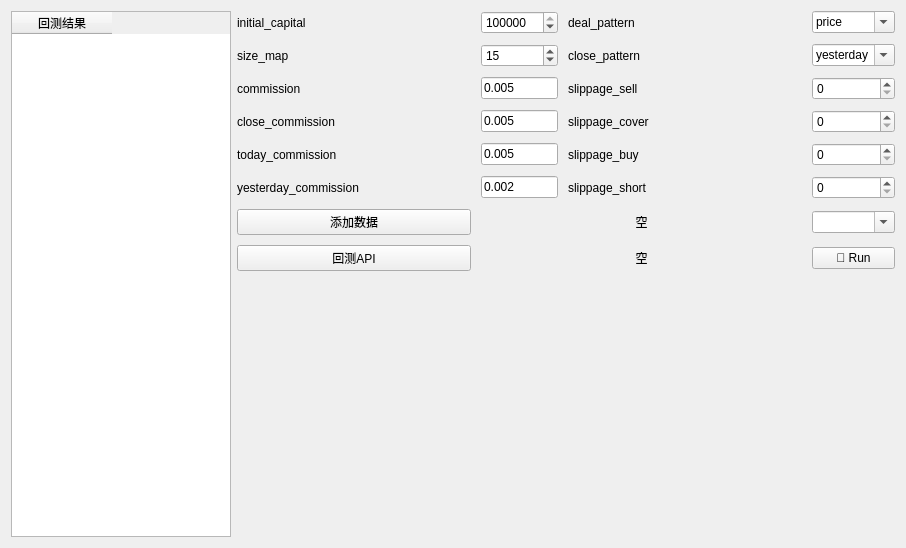
Qt form app/ui/backtrack.ui (ctpbee/ctpbee_desktop) before a commit.
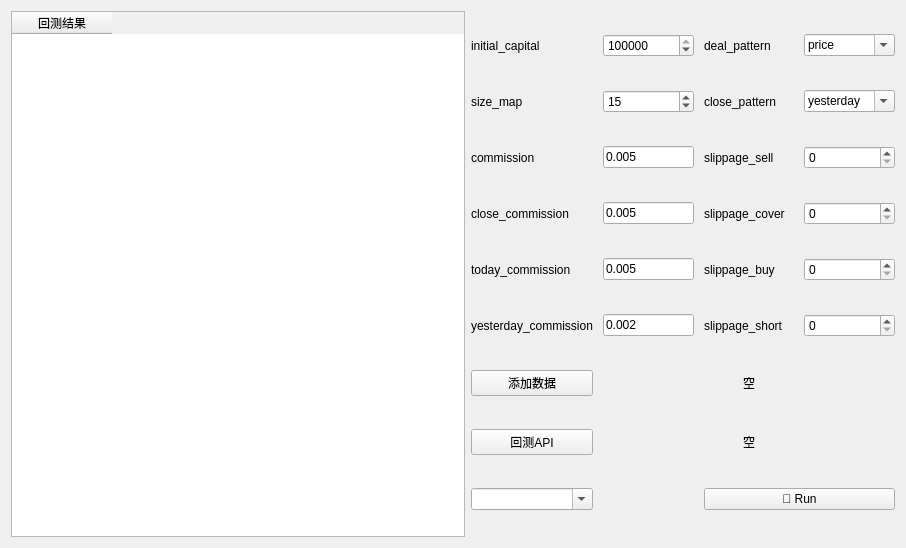
The same form after that commit.

```diff
--- a/app/ui/backtrack.ui
+++ b/app/ui/backtrack.ui
@@ -13,7 +13,7 @@
   <property name="windowTitle">
    <string>Form</string>
   </property>
-  <layout class="QHBoxLayout" name="horizontalLayout" stretch="3,9">
+  <layout class="QHBoxLayout" name="horizontalLayout" stretch="3,0">
    <item>
     <widget class="QTableWidget" name="tableWidget">
      <column>
@@ -24,38 +24,10 @@
     </widget>
    </item>
    <item>
-    <layout class="QGridLayout" name="gridLayout" columnstretch="3,1,3,1">
+    <layout class="QGridLayout" name="gridLayout" columnstretch="3,3,3,3">
      <property name="spacing">
       <number>10</number>
      </property>
-     <item row="0" column="2">
-      <widget class="QLabel" name="deal_pattern_label">
-       <property name="text">
-        <string>deal_pattern</string>
-       </property>
-      </widget>
-     </item>
-     <item row="4" column="1">
-      <widget class="QLineEdit" name="close_commission">
-       <property name="text">
-        <string>0.005</string>
-       </property>
-      </widget>
-     </item>
-     <item row="5" column="2">
-      <widget class="QLabel" name="slippage_buy_label">
-       <property name="text">
-        <string>slippage_buy</string>
-       </property>
-      </widget>
-     </item>
-     <item row="8" column="3">
-      <widget class="QPushButton" name="run_btn">
-       <property name="text">
-        <string>🚀 Run</string>
-       </property>
-      </widget>
-     </item>
      <item row="0" column="0">
       <widget class="QLabel" name="initial_capital_label">
        <property name="text">
@@ -63,15 +35,26 @@
        </property>
       </widget>
      </item>
-     <item row="1" column="2">
-      <widget class="QLabel" name="close_pattern_label">
+     <item row="1" column="1">
+      <widget class="QSpinBox" name="size_map">
+       <property name="value">
+        <number>15</number>
+       </property>
+      </widget>
+     </item>
+     <item row="3" column="1">
+      <widget class="QLineEdit" name="commission">
        <property name="text">
-        <string>close_pattern</string>
+        <string>0.005</string>
        </property>
       </widget>
      </item>
-     <item row="3" column="3">
-      <widget class="QSpinBox" name="slippage_sell"/>
+     <item row="5" column="0">
+      <widget class="QLabel" name="today_commission_label">
+       <property name="text">
+        <string>today_commission</string>
+       </property>
+      </widget>
      </item>
      <item row="7" column="0">
       <widget class="QPushButton" name="add_data_btn">
@@ -80,10 +63,37 @@
        </property>
       </widget>
      </item>
-     <item row="3" column="0">
-      <widget class="QLabel" name="commission_label">
+     <item row="8" column="0">
+      <widget class="QPushButton" name="add_backtrack_btn">
        <property name="text">
-        <string>commission</string>
+        <string>回测API</string>
+       </property>
+      </widget>
+     </item>
+     <item row="3" column="3">
+      <widget class="QSpinBox" name="slippage_sell"/>
+     </item>
+     <item row="6" column="3">
+      <widget class="QSpinBox" name="slippage_short"/>
+     </item>
+     <item row="6" column="2">
+      <widget class="QLabel" name="slippage_short_label">
+       <property name="text">
+        <string>slippage_short</string>
+       </property>
+      </widget>
+     </item>
+     <item row="1" column="0">
+      <widget class="QLabel" name="size_map_label">
+       <property name="text">
+        <string>size_map</string>
+       </property>
+      </widget>
+     </item>
+     <item row="6" column="0">
+      <widget class="QLabel" name="yesterday_commission_label">
+       <property name="text">
+        <string>yesterday_commission</string>
        </property>
       </widget>
      </item>
@@ -94,33 +104,42 @@
        </property>
       </widget>
      </item>
-     <item row="7" column="1" colspan="2">
-      <widget class="QLabel" name="data_label">
+     <item row="4" column="1">
+      <widget class="QLineEdit" name="close_commission">
        <property name="text">
-        <string>空</string>
-       </property>
-       <property name="alignment">
-        <set>Qt::AlignCenter</set>
+        <string>0.005</string>
        </property>
       </widget>
      </item>
      <item row="5" column="3">
       <widget class="QSpinBox" name="slippage_buy"/>
      </item>
-     <item row="3" column="1">
-      <widget class="QLineEdit" name="commission">
+     <item row="4" column="0">
+      <widget class="QLabel" name="close_commission_label">
        <property name="text">
-        <string>0.005</string>
+        <string>close_commission</string>
        </property>
       </widget>
      </item>
-     <item row="1" column="1">
-      <widget class="QSpinBox" name="size_map">
-       <property name="value">
-        <number>15</number>
+     <item row="5" column="2">
+      <widget class="QLabel" name="slippage_buy_label">
+       <property name="text">
+        <string>slippage_buy</string>
        </property>
       </widget>
      </item>
+     <item row="0" column="3">
+      <widget class="QComboBox" name="deal_pattern">
+       <property name="editable">
+        <bool>true</bool>
+       </property>
+       <item>
+        <property name="text">
+         <string>price</string>
+        </property>
+       </item>
+      </widget>
+     </item>
      <item row="5" column="1">
       <widget class="QLineEdit" name="today_commission">
        <property name="text">
@@ -140,34 +159,24 @@
        </item>
       </widget>
      </item>
-     <item row="4" column="2">
-      <widget class="QLabel" name="slippage_cover_label">
+     <item row="6" column="1">
+      <widget class="QLineEdit" name="yesterday_commission">
        <property name="text">
-        <string>slippage_cover</string>
+        <string>0.002</string>
        </property>
       </widget>
      </item>
-     <item row="7" column="3">
-      <widget class="QComboBox" name="local_symbol_box">
-       <property name="editable">
-        <bool>true</bool>
-       </property>
-      </widget>
-     </item>
-     <item row="6" column="2">
-      <widget class="QLabel" name="slippage_short_label">
+     <item row="0" column="2">
+      <widget class="QLabel" name="deal_pattern_label">
        <property name="text">
-        <string>slippage_short</string>
+        <string>deal_pattern</string>
        </property>
       </widget>
      </item>
-     <item row="4" column="3">
-      <widget class="QSpinBox" name="slippage_cover"/>
-     </item>
-     <item row="8" column="0">
-      <widget class="QPushButton" name="add_backtrack_btn">
+     <item row="3" column="0">
+      <widget class="QLabel" name="commission_label">
        <property name="text">
-        <string>回测API</string>
+        <string>commission</string>
        </property>
       </widget>
      </item>
@@ -181,57 +190,34 @@
        </property>
       </widget>
      </item>
-     <item row="4" column="0">
-      <widget class="QLabel" name="close_commission_label">
+     <item row="1" column="2">
+      <widget class="QLabel" name="close_pattern_label">
        <property name="text">
-        <string>close_commission</string>
+        <string>close_pattern</string>
        </property>
       </widget>
      </item>
-     <item row="6" column="1">
-      <widget class="QLineEdit" name="yesterday_commission">
+     <item row="4" column="2">
+      <widget class="QLabel" name="slippage_cover_label">
        <property name="text">
-        <string>0.002</string>
+        <string>slippage_cover</string>
        </property>
       </widget>
      </item>
-     <item row="1" column="0">
-      <widget class="QLabel" name="size_map_label">
-       <property name="text">
-        <string>size_map</string>
-       </property>
-      </widget>
+     <item row="4" column="3">
+      <widget class="QSpinBox" name="slippage_cover"/>
      </item>
-     <item row="6" column="0">
-      <widget class="QLabel" name="yesterday_commission_label">
+     <item row="7" column="1" colspan="3">
+      <widget class="QLabel" name="data_label">
        <property name="text">
-        <string>yesterday_commission</string>
+        <string>空</string>
        </property>
-      </widget>
-     </item>
-     <item row="6" column="3">
-      <widget class="QSpinBox" name="slippage_short"/>
-     </item>
-     <item row="0" column="3">
-      <widget class="QComboBox" name="deal_pattern">
-       <property name="editable">
-        <bool>true</bool>
+       <property name="alignment">
+        <set>Qt::AlignCenter</set>
        </property>
-       <item>
-        <property name="text">
-         <string>price</string>
-        </property>
-       </item>
       </widget>
      </item>
-     <item row="5" column="0">
-      <widget class="QLabel" name="today_commission_label">
-       <property name="text">
-        <string>today_commission</string>
-       </property>
-      </widget>
-     </item>
-     <item row="8" column="1" colspan="2">
+     <item row="8" column="1" colspan="3">
       <widget class="QLabel" name="backtrack_label">
        <property name="text">
         <string>空</string>
@@ -241,18 +227,19 @@
        </property>
       </widget>
      </item>
-     <item row="9" column="1">
-      <spacer name="verticalSpacer">
-       <property name="orientation">
-        <enum>Qt::Vertical</enum>
+     <item row="9" column="2" colspan="2">
+      <widget class="QPushButton" name="run_btn">
+       <property name="text">
+        <string>🚀 Run</string>
        </property>
-       <property name="sizeHint" stdset="0">
-        <size>
-         <width>20</width>
-         <height>40</height>
-        </size>
+      </widget>
+     </item>
+     <item row="9" column="0">
+      <widget class="QComboBox" name="local_symbol_box">
+       <property name="editable">
+        <bool>true</bool>
        </property>
-      </spacer>
+      </widget>
      </item>
     </layout>
    </item>
```
